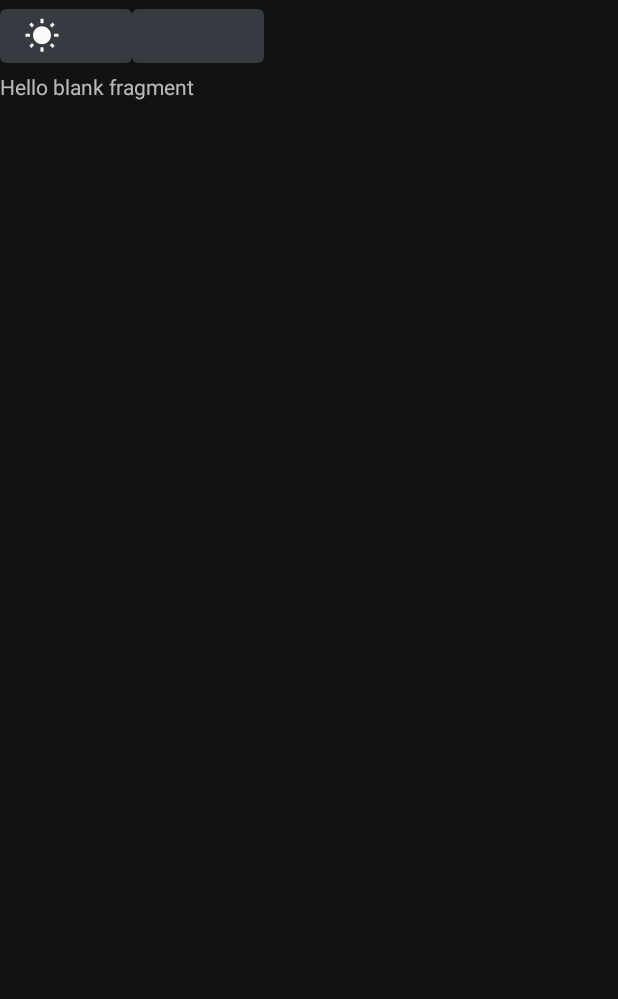
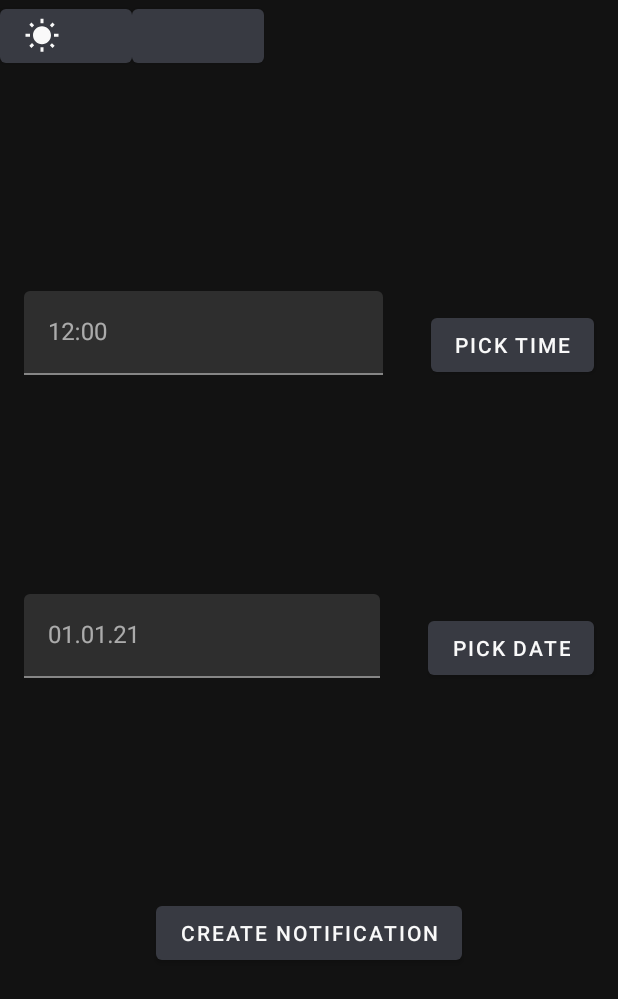
Before and after one commit to kcprnoj/TrainingApp, an Android app: the CreateReminderFragment screen opened through its navigation route, on a phone screen of 412 x 824 dp. Shown: the top 999 px of the screen. Run offline under Robolectric (Android 15) with nearby library versions, the phone set to English and light mode, and no system bars; our stand-ins replace data binding, navigation-ui; libraries missing offline, so code that uses them is left out: ua.naiksoftware.stomp; 6 statements that could not run were skipped.

Commit message:
CreateReminder date/time pickers

```diff
--- a/app/src/main/java/com/trainingapp/ui/fragments/CreateReminderFragment.kt
+++ b/app/src/main/java/com/trainingapp/ui/fragments/CreateReminderFragment.kt
@@ -1,60 +1,39 @@
 package com.trainingapp.ui.fragments
 
+import android.app.DatePickerDialog
+import android.app.TimePickerDialog
 import android.os.Bundle
 import androidx.fragment.app.Fragment
 import android.view.LayoutInflater
 import android.view.View
 import android.view.ViewGroup
+import androidx.databinding.DataBindingUtil
 import com.example.main.R
+import com.example.main.databinding.FragmentCreateReminderBinding
 
-// TODO: Rename parameter arguments, choose names that match
-// the fragment initialization parameters, e.g. ARG_ITEM_NUMBER
-private const val ARG_PARAM1 = "param1"
-private const val ARG_PARAM2 = "param2"
 
-/**
- * A simple [Fragment] subclass.
- * Use the [CreateReminderFragment.newInstance] factory method to
- * create an instance of this fragment.
- */
+
 class CreateReminderFragment : Fragment() {
-    // TODO: Rename and change types of parameters
-    private var param1: String? = null
-    private var param2: String? = null
 
-    override fun onCreate(savedInstanceState: Bundle?) {
-        super.onCreate(savedInstanceState)
-        arguments?.let {
-            param1 = it.getString(ARG_PARAM1)
-            param2 = it.getString(ARG_PARAM2)
+    private lateinit var binding: FragmentCreateReminderBinding
+    override fun onCreateView(inflater: LayoutInflater, container: ViewGroup?,
+        savedInstanceState: Bundle?): View {
+        binding = DataBindingUtil.inflate(inflater,R.layout.fragment_create_reminder,container,false)
+        binding.pickTimeButton.setOnClickListener {
+            val startTimePicker = TimePickerDialog(activity, TimePickerDialog.OnTimeSetListener { _, hourOfDay, minute ->
+                binding.timeInputLayout.hint = "$hourOfDay:$minute"
+            }, 12,0,true)
+            startTimePicker.show();
         }
-    }
+        binding.pickDateButton.setOnClickListener{
+            val startDatePicker = DatePickerDialog(requireActivity(), DatePickerDialog.OnDateSetListener { _, year, month, dayOfMonth ->
+                val formatMonth = if(month < 9) "0"+(month+1) else (month+1)
+                    val formatDay = if(dayOfMonth < 10) "0$dayOfMonth" else dayOfMonth
+                binding.pickDateTextInputLayout.hint = "$dayOfMonth.$formatMonth.$year"
+            },2021,0,1)
+            startDatePicker.show()
+        }
 
-    override fun onCreateView(
-        inflater: LayoutInflater, container: ViewGroup?,
-        savedInstanceState: Bundle?
-    ): View? {
-        // Inflate the layout for this fragment
-        return inflater.inflate(R.layout.fragment_create_reminder, container, false)
-    }
-
-    companion object {
-        /**
-         * Use this factory method to create a new instance of
-         * this fragment using the provided parameters.
-         *
-         * @param param1 Parameter 1.
-         * @param param2 Parameter 2.
-         * @return A new instance of fragment CreateReminderFragment.
-         */
-        // TODO: Rename and change types and number of parameters
-        @JvmStatic
-        fun newInstance(param1: String, param2: String) =
-            CreateReminderFragment().apply {
-                arguments = Bundle().apply {
-                    putString(ARG_PARAM1, param1)
-                    putString(ARG_PARAM2, param2)
-                }
-            }
+        return binding.root
     }
 }
--- a/app/src/main/res/layout/fragment_create_reminder.xml
+++ b/app/src/main/res/layout/fragment_create_reminder.xml
@@ -1,13 +1,98 @@
-<FrameLayout xmlns:android="http://schemas.android.com/apk/res/android"
-    xmlns:tools="http://schemas.android.com/tools"
-    android:layout_width="match_parent"
-    android:layout_height="match_parent"
-    tools:context="com.trainingapp.ui.fragments.CreateReminderFragment">
+<layout xmlns:tools="http://schemas.android.com/tools"
+    xmlns:android="http://schemas.android.com/apk/res/android"
+    xmlns:app="http://schemas.android.com/apk/res-auto">
+    <data>
+        <variable
+            name="registerViewModel"
+            type="com.trainingapp.viewmodels.RegisterViewModel" />
+    </data>
+    <androidx.constraintlayout.widget.ConstraintLayout
+        android:layout_width="match_parent"
+        android:layout_height="match_parent">
 
-    <!-- TODO: Update blank fragment layout -->
-    <TextView
-        android:layout_width="match_parent"
-        android:layout_height="match_parent"
-        android:text="@string/hello_blank_fragment" />
+        <androidx.constraintlayout.widget.Guideline
+            android:id="@+id/guideline_left"
+            android:layout_width="wrap_content"
+            android:layout_height="wrap_content"
+            app:layout_constraintGuide_begin="16dp"
+            android:orientation="vertical"/>
 
-</FrameLayout>
+        <androidx.constraintlayout.widget.Guideline
+            android:id="@+id/guideline_right"
+            android:layout_width="wrap_content"
+            android:layout_height="wrap_content"
+            app:layout_constraintGuide_end="16dp"
+            android:orientation="vertical"/>
+
+        <com.google.android.material.textfield.TextInputLayout
+            android:id="@+id/time_input_layout"
+            android:layout_width="0dp"
+            android:layout_height="wrap_content"
+            android:hint="@string/hint_pick_time_message"
+            app:layout_constraintBottom_toTopOf="@+id/pick_date_text_input_layout"
+            app:layout_constraintTop_toTopOf="parent"
+            app:layout_constraintStart_toStartOf="@+id/guideline_left"
+            app:layout_constraintEnd_toStartOf="@+id/pick_time_button">
+            <com.google.android.material.textfield.TextInputEditText
+                android:id="@+id/time_input"
+                android:layout_width="match_parent"
+                android:layout_height="wrap_content" />
+        </com.google.android.material.textfield.TextInputLayout>
+
+        <com.google.android.material.button.MaterialButton
+            android:id="@+id/pick_time_button"
+            style="@style/Widget.MaterialComponents.Button"
+            android:layout_width="wrap_content"
+            android:layout_height="wrap_content"
+            app:layout_constraintTop_toTopOf="parent"
+            android:layout_marginStart="@dimen/big_margin"
+            app:layout_constraintBottom_toTopOf="@+id/pick_date_text_input_layout"
+            app:layout_constraintStart_toEndOf="@+id/time_input_layout"
+            app:layout_constraintEnd_toEndOf="@+id/guideline_right"
+            android:text="@string/pick_time_button"
+            app:layout_constraintBaseline_toBaselineOf="@+id/time_input_layout"
+            android:layout_marginBottom="@dimen/big_margin"/>
+
+        <com.google.android.material.textfield.TextInputLayout
+            android:id="@+id/pick_date_text_input_layout"
+            android:layout_width="0dp"
+            android:layout_height="wrap_content"
+            android:hint="@string/hint_pick_date_message"
+            app:layout_constraintBottom_toTopOf="@+id/create_notification_button"
+            app:layout_constraintTop_toBottomOf="@+id/time_input_layout"
+            app:layout_constraintStart_toStartOf="@+id/guideline_left"
+            app:layout_constraintEnd_toStartOf="@+id/pick_date_button">
+            <com.google.android.material.textfield.TextInputEditText
+                android:id="@+id/message_input"
+                android:layout_width="match_parent"
+                android:layout_height="wrap_content" />
+        </com.google.android.material.textfield.TextInputLayout>
+
+        <com.google.android.material.button.MaterialButton
+            android:id="@+id/pick_date_button"
+            style="@style/Widget.MaterialComponents.Button"
+            android:layout_width="wrap_content"
+            android:layout_height="wrap_content"
+            app:layout_constraintTop_toTopOf="parent"
+            android:layout_marginStart="@dimen/big_margin"
+            app:layout_constraintBottom_toTopOf="@+id/create_notification_button"
+            app:layout_constraintStart_toEndOf="@+id/pick_date_text_input_layout"
+            app:layout_constraintEnd_toEndOf="@+id/guideline_right"
+            android:text="@string/pick_date_button"
+            app:layout_constraintBaseline_toBaselineOf="@+id/pick_date_text_input_layout"
+            android:layout_marginBottom="@dimen/big_margin"/>
+
+        <com.google.android.material.button.MaterialButton
+            android:id="@+id/create_notification_button"
+            style="@style/Widget.MaterialComponents.Button"
+            android:layout_width="wrap_content"
+            android:layout_height="wrap_content"
+            app:layout_constraintBottom_toBottomOf="parent"
+            app:layout_constraintTop_toBottomOf="@+id/pick_date_text_input_layout"
+            app:layout_constraintStart_toStartOf="@+id/guideline_left"
+            app:layout_constraintEnd_toEndOf="@+id/guideline_right"
+            android:text="@string/create_notification"
+            android:layout_marginBottom="@dimen/big_margin"/>
+
+    </androidx.constraintlayout.widget.ConstraintLayout>
+</layout>
--- a/app/src/main/res/navigation/navigation.xml
+++ b/app/src/main/res/navigation/navigation.xml
@@ -73,9 +73,8 @@
             app:destination="@id/trainingFragment" />
     </fragment>
     <fragment
-        android:id="@+id/createReminderFragment2"
+        android:id="@+id/createReminderFragment"
         android:name="com.trainingapp.ui.fragments.CreateReminderFragment"
-        android:label="fragment_create_reminder"
-        tools:layout="@layout/fragment_create_reminder" />
+        android:label="CreateReminderFragment" />
 
 </navigation>
--- a/app/src/main/res/values/strings.xml
+++ b/app/src/main/res/values/strings.xml
@@ -42,4 +42,9 @@
     <string name="male">Male</string>
     <string name="female">Female</string>
     <string name="other">Other</string>
+    <string name="create_notification">Create Notification</string>
+    <string name="hint_pick_date_message">01.01.21</string>
+    <string name="hint_pick_time_message">12:00</string>
+    <string name="pick_time_button">Pick Time</string>
+    <string name="pick_date_button">Pick Date</string>
 </resources>
```
